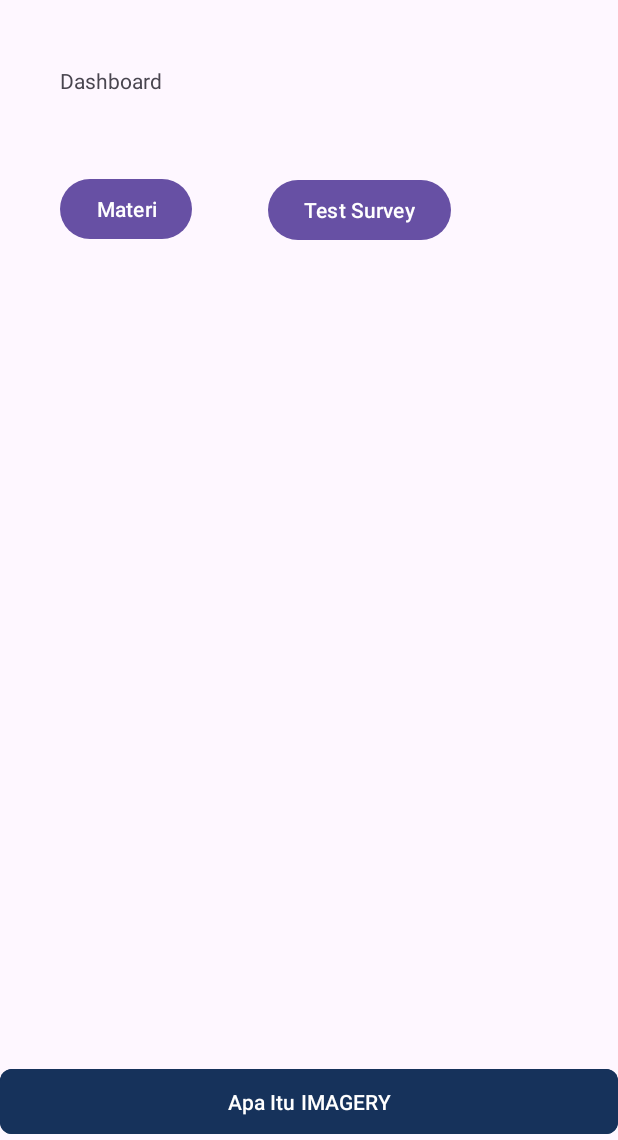
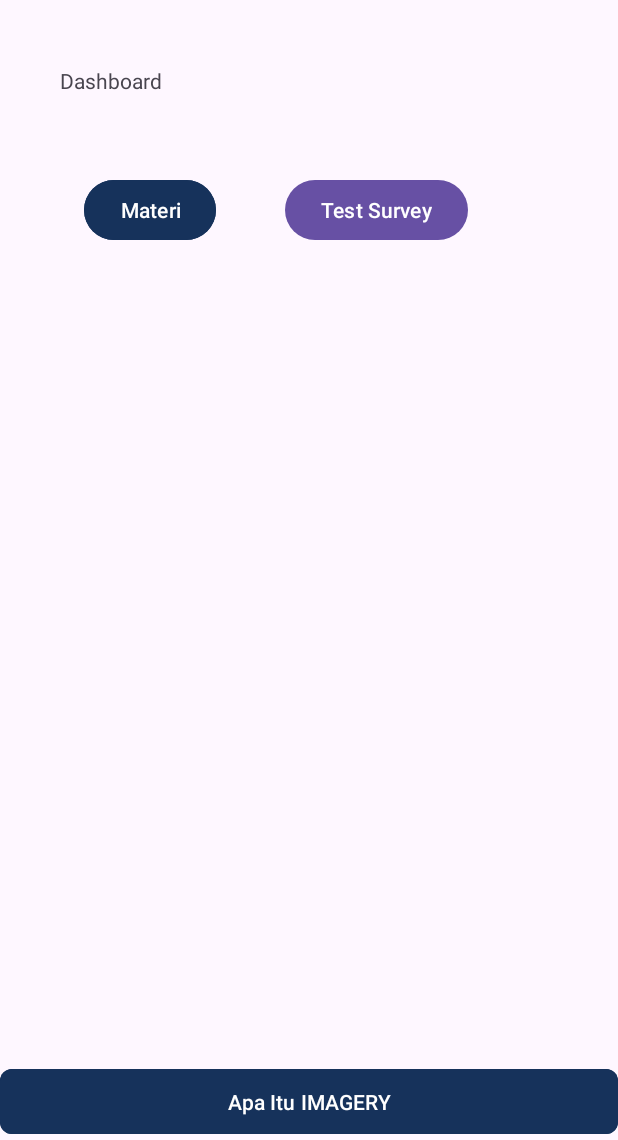
Before and after one commit to hargixia/imagery_v2_vr, an Android app: the layout activity_dashboard.xml on its own in the app's theme, with its tools: preview values and no code run, on a phone screen of 412 x 824 dp, the part 96-1236 px from its top. Run offline under Robolectric (Android 15) with nearby library versions, the phone set to English and light mode, and no system bars.

Commit message:
pengerjaan kuisoner sudah selessai

```diff
--- a/app/src/main/java/com/example/imagery_vr/MainActivity.kt
+++ b/app/src/main/java/com/example/imagery_vr/MainActivity.kt
@@ -42,13 +42,13 @@ class MainActivity : AppCompatActivity() {
             val ds_login_exp    = ds.getString("login_exp","2025-01-01")
             val ds_login_stat   = ds.getInt("login_status",0)
 
-            if(ds_login_stat == 0 && ds_login_exp == ndate.toString()){
+            if(ds_login_stat == 0 || ndate.toString() == ds_login_exp){
                 startActivity(Intent(this@MainActivity,AuthLogin::class.java))
             }else{
                 startActivity(Intent(this@MainActivity,Dashboard::class.java))
             }
 
-            Toast.makeText(this@MainActivity,"ref : ${ds_login_stat}",Toast.LENGTH_LONG).show()
+            Toast.makeText(this@MainActivity,"ref : ${ds_login_stat} \n ${ndate.toString()} == ${ds_login_exp}",Toast.LENGTH_LONG).show()
 
         },3000L)
     }
--- a/app/src/main/java/com/example/imagery_vr/adapters/adapter_kuisoner.kt
+++ b/app/src/main/java/com/example/imagery_vr/adapters/adapter_kuisoner.kt
@@ -51,7 +51,7 @@ class adapter_kuisoner (
             jawab.addAll(List(data.size - jawab.size){ kuisoner_jawaban(id_user,id_materi,currentItem.id,opsi)})
         }
 
-        holder.itemText.text = currentItem.pertanyaan
+        holder.itemText.text = currentItem.soal
 
         holder.opsi1.setOnClickListener {
             opsi = 1
--- a/app/src/main/java/com/example/imagery_vr/adapters/adapter_materi.kt
+++ b/app/src/main/java/com/example/imagery_vr/adapters/adapter_materi.kt
@@ -5,6 +5,7 @@ import android.view.LayoutInflater
 import android.view.View
 import android.view.ViewGroup
 import android.widget.TextView
+import android.widget.Toast
 import androidx.cardview.widget.CardView
 import androidx.recyclerview.widget.RecyclerView
 import com.example.imagery_vr.R
@@ -84,7 +85,7 @@ class adapter_materi (
                     call: Call<kuisoner_cek?>,
                     t: Throwable
                 ) {
-                    TODO("Not yet implemented")
+                    Toast.makeText(holder.itemView.context,"Error => ${t.message}", Toast.LENGTH_LONG).show()
                 }
             })
         }
--- a/app/src/main/java/com/example/imagery_vr/models/kuisoner_pertanyaan.kt
+++ b/app/src/main/java/com/example/imagery_vr/models/kuisoner_pertanyaan.kt
@@ -2,5 +2,5 @@ package com.example.imagery_vr.models
 
 data class kuisoner_pertanyaan(
     val id          : Int,
-    val pertanyaan  : String
+    val soal        : String
 )
--- a/app/src/main/java/com/example/imagery_vr/models/kuisoner_response.kt
+++ b/app/src/main/java/com/example/imagery_vr/models/kuisoner_response.kt
@@ -1,6 +1,6 @@
 package com.example.imagery_vr.models
 
 data class kuisoner_response (
-    val status  : String,
-    val data    : String
+    val status  : Int,
+    val msg    : String
 )
--- a/app/src/main/java/com/example/imagery_vr/support/Response.kt
+++ b/app/src/main/java/com/example/imagery_vr/support/Response.kt
@@ -1,6 +1,6 @@
 package com.example.imagery_vr.support
 
 data class response(
-    val status  : String,
+    val status  : Int,
     val data    : String
 )
--- a/app/src/main/java/com/example/imagery_vr/support/api_services.kt
+++ b/app/src/main/java/com/example/imagery_vr/support/api_services.kt
@@ -1,6 +1,7 @@
 package com.example.imagery_vr.support
 
 import com.example.imagery_vr.models.kuisoner_cek
+import com.example.imagery_vr.models.kuisoner_pertanyaan
 import com.example.imagery_vr.models.kuisoner_response
 import com.example.imagery_vr.models.materi_detail_list
 import com.example.imagery_vr.models.materi_list
@@ -31,8 +32,8 @@ interface api_services {
     @GET("/kuisoner-cek/{data}")
     fun getKuisonerCek(@Path("data") data : String) : retrofit2.Call<kuisoner_cek>
 
-    @GET("/kuisoner-pertanyaan")
-    fun getKuisonerPertanyaan() : Call<List<survey_soal>>
+    @GET("/kuisoner-pertanyaan/{id}")
+    fun getKuisonerPertanyaan(@Path("id") id : String) : Call<List<kuisoner_pertanyaan>>
 
     @GET("/kuisoner-jawaban/{data}")
     fun getKuisonerJawaban(@Path("data") data : String) : retrofit2.Call<kuisoner_response>
--- a/app/src/main/java/com/example/imagery_vr/ui/Dashboard.kt
+++ b/app/src/main/java/com/example/imagery_vr/ui/Dashboard.kt
@@ -12,6 +12,7 @@ import androidx.core.view.ViewCompat
 import androidx.core.view.WindowInsetsCompat
 import com.example.imagery_vr.MainActivity
 import com.example.imagery_vr.R
+import java.time.LocalDate
 
 class Dashboard : AppCompatActivity() {
 
--- a/app/src/main/res/layout/activity_dashboard.xml
+++ b/app/src/main/res/layout/activity_dashboard.xml
@@ -69,7 +69,7 @@
         </androidx.appcompat.widget.Toolbar>
     </com.google.android.material.appbar.AppBarLayout>
 
-    <TextView
+    <com.google.android.material.textview.MaterialTextView
         android:id="@+id/db_tv1"
         android:layout_width="wrap_content"
         android:layout_height="wrap_content"
@@ -93,17 +93,20 @@
         app:layout_constraintTop_toBottomOf="@+id/db_tv1"
         app:layout_constraintVertical_bias="0.001" />
 
-    <Button
+    <com.google.android.material.button.MaterialButton
         android:id="@+id/db_btn_materi"
         android:layout_width="wrap_content"
         android:layout_height="wrap_content"
-        android:layout_marginStart="40dp"
+        android:layout_marginStart="56dp"
         android:layout_marginTop="52dp"
+        android:backgroundTint="@color/u_navy"
         android:text="Materi"
+        android:textColorLink="#C83232"
+        app:backgroundTint="#8C2020"
         app:layout_constraintBottom_toBottomOf="parent"
         app:layout_constraintStart_toStartOf="parent"
         app:layout_constraintTop_toBottomOf="@+id/db_tv1"
-        app:layout_constraintVertical_bias="0.0" />
+        app:layout_constraintVertical_bias="0.001" />
 
     <com.google.android.material.button.MaterialButton
         android:id="@+id/btn_dashboard_about"
--- a/app/src/main/res/layout/activity_kuisoner.xml
+++ b/app/src/main/res/layout/activity_kuisoner.xml
@@ -5,6 +5,7 @@
     android:id="@+id/main"
     android:layout_width="match_parent"
     android:layout_height="match_parent"
+    android:theme="@style/Theme.Material3.Light"
     tools:context=".ui.Kuisoner">
 
     <com.google.android.material.appbar.AppBarLayout
@@ -85,6 +86,7 @@
                         android:layout_width="match_parent"
                         android:layout_height="wrap_content"
                         android:id="@+id/kuisoner_title"
+                        android:layout_marginBottom="15dp"
                         android:text="Pengisian Kuisoner"
                         android:textAlignment="center"
                         android:textSize="22dp"
@@ -116,7 +118,6 @@
                 android:id="@+id/kuisoner_rv_1"
                 android:layout_width="match_parent"
                 android:layout_height="match_parent"
-                android:nestedScrollingEnabled="false"
                 tools:listitem="@layout/card_item_survey" />
 
             <com.google.android.material.button.MaterialButton
@@ -126,6 +127,7 @@
                 android:backgroundTint="@color/u_navy"
                 android:paddingVertical="12dp"
                 android:text="Kirim Test"
+                android:layout_marginTop="20dp"
                 android:textColor="@color/sporty_text_on_dark"
                 app:cornerRadius="8dp"
                 app:layout_constraintBottom_toBottomOf="parent" />
--- a/app/src/main/res/layout/activity_survey.xml
+++ b/app/src/main/res/layout/activity_survey.xml
@@ -106,7 +106,6 @@
                 android:id="@+id/survey_rv_1"
                 android:layout_width="match_parent"
                 android:layout_height="match_parent"
-                android:nestedScrollingEnabled="false"
                 tools:listitem="@layout/card_item_survey" />
 
             <com.google.android.material.button.MaterialButton
```
Also changed, not shown: app/src/main/java/com/example/imagery_vr/ui/AuthLogin.kt (+4 -4 lines), app/src/main/java/com/example/imagery_vr/ui/Kuisoner.kt (+71 -0 lines).
